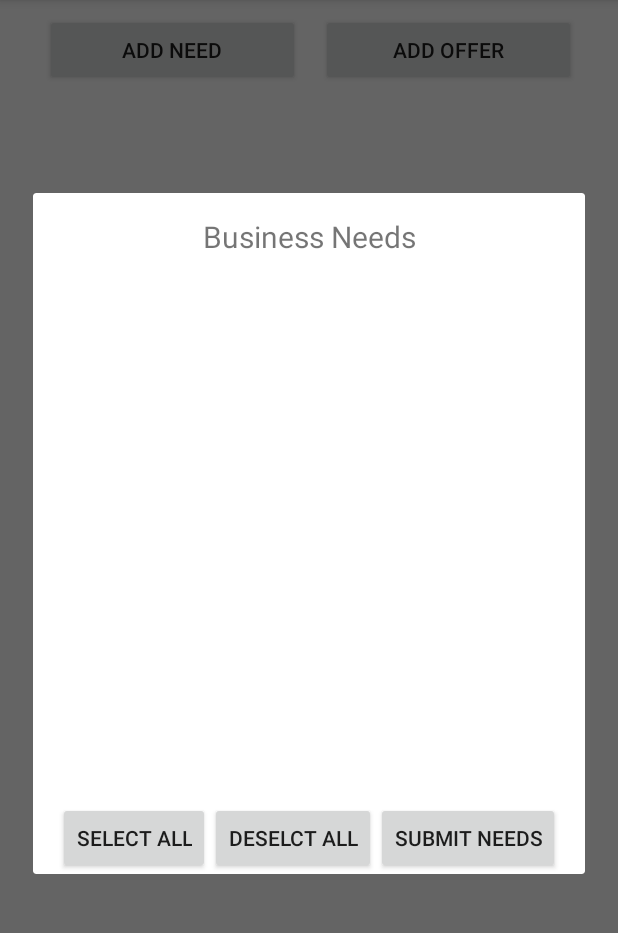
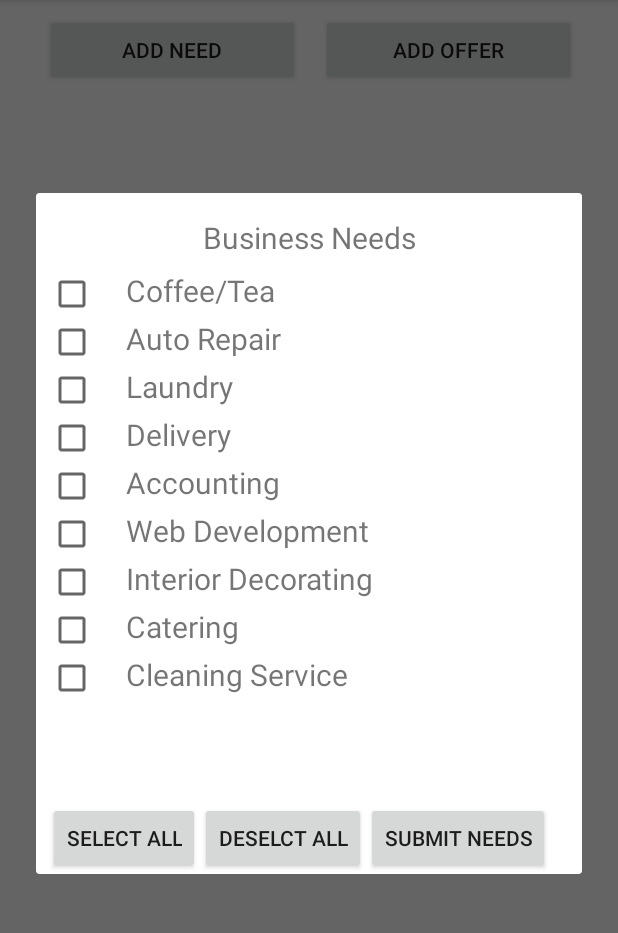
Before and after one commit to stormihoebe/busy-android, an Android app: the screen it shows after launch once a user with an empty profile is signed in (MainActivity), after a tap on "ADD NEED", on a phone screen of 412 x 824 dp, the part 84-1017 px from its top. Run offline under Robolectric (Android 15) with nearby library versions, the phone set to English and light mode, and no system bars; our stand-ins replace ButterKnife, Firebase (no records; nobody signed in at launch, a user with empty details on screens opened directly).

Commit message:
add list adapter to display list of optional needs with checkboxes

```diff
--- /dev/null
+++ b/app/src/main/java/com/stormhoebe/busy/CustomAdapter.java
@@ -0,0 +1,109 @@
+package com.stormhoebe.busy;
+
+import android.content.Context;
+import android.view.LayoutInflater;
+import android.view.View;
+import android.view.ViewGroup;
+import android.widget.BaseAdapter;
+import android.widget.CheckBox;
+import android.widget.TextView;
+import android.widget.Toast;
+
+import java.util.ArrayList;
+
+/**
+ * Created by Guest on 6/19/17.
+ */
+
+public class CustomAdapter extends BaseAdapter {
+
+    private Context context;
+    public static ArrayList<Need> needArrayList;
+
+
+    public CustomAdapter(Context context, ArrayList<Need> modelArrayList) {
+
+        this.context = context;
+        this.needArrayList = modelArrayList;
+
+    }
+
+    @Override
+    public int getViewTypeCount() {
+        return getCount();
+    }
+    @Override
+    public int getItemViewType(int position) {
+
+        return position;
+    }
+
+    @Override
+    public int getCount() {
+        return needArrayList.size();
+    }
+
+    @Override
+    public Object getItem(int position) {
+        return needArrayList.get(position);
+    }
+
+    @Override
+    public long getItemId(int position) {
+        return 0;
+    }
+
+
+    @Override
+    public View getView(int position, View convertView, ViewGroup parent) {
+        final ViewHolder holder;
+
+        if (convertView == null) {
+            holder = new ViewHolder(); LayoutInflater inflater = (LayoutInflater) context
+                    .getSystemService(Context.LAYOUT_INFLATER_SERVICE);
+            convertView = inflater.inflate(R.layout.list_view_item, null, true);
+
+            holder.checkBox = (CheckBox) convertView.findViewById(R.id.cb);
+            holder.optionTextView = (TextView) convertView.findViewById(R.id.option);
+
+            convertView.setTag(holder);
+        }else {
+            // the getTag returns the viewHolder object set as a tag to the view
+            holder = (ViewHolder)convertView.getTag();
+        }
+
+        holder.optionTextView.setText(needArrayList.get(position).getNeed());
+
+        holder.checkBox.setChecked(needArrayList.get(position).getSelected());
+
+        holder.checkBox.setTag(R.integer.btnplusview, convertView);
+        holder.checkBox.setTag( position);
+        holder.checkBox.setOnClickListener(new View.OnClickListener() {
+            @Override
+            public void onClick(View v) {
+
+                View tempview = (View) holder.checkBox.getTag(R.integer.btnplusview);
+                TextView optionTextView = (TextView) tempview.findViewById(R.id.option);
+                Integer pos = (Integer)  holder.checkBox.getTag();
+                Toast.makeText(context, optionTextView.getText().toString() +" selected!", Toast.LENGTH_SHORT).show();
+
+                if(needArrayList.get(pos).getSelected()){
+                    needArrayList.get(pos).setSelected(false);
+                }else {
+                    needArrayList.get(pos).setSelected(true);
+                }
+
+            }
+        });
+
+        return convertView;
+    }
+
+    private class ViewHolder {
+
+        protected CheckBox checkBox;
+        private TextView optionTextView;
+
+    }
+
+}
--- /dev/null
+++ b/app/src/main/java/com/stormhoebe/busy/Need.java
@@ -0,0 +1,38 @@
+package com.stormhoebe.busy;
+
+import java.util.List;
+
+/**
+ * Created by Guest on 6/19/17.
+ */
+
+public class Need {
+    private String need;
+    private String id;
+    private List<String> usersInNeed;
+    private boolean isSelected;
+
+
+    public String getNeed() {
+        return need;
+    }
+
+    public void setNeed(String need) {
+        this.need = need;
+    }
+
+    public String getNeedId() {
+        return id;
+    }
+
+    public List<String> getUsersInNeed() {
+        return usersInNeed;
+    }
+    public boolean getSelected() {
+        return isSelected;
+    }
+
+    public void setSelected(boolean selected) {
+        isSelected = selected;
+    }
+}
--- a/app/src/main/java/com/stormhoebe/busy/NeedsFragment.java
+++ b/app/src/main/java/com/stormhoebe/busy/NeedsFragment.java
@@ -2,6 +2,7 @@ package com.stormhoebe.busy;
 
 import android.app.DialogFragment;
 import android.content.Context;
+import android.content.Intent;
 import android.net.Uri;
 import android.os.Bundle;
 import android.support.v4.app.Fragment;
@@ -9,11 +10,17 @@ import android.view.LayoutInflater;
 import android.view.View;
 import android.view.ViewGroup;
 import android.widget.Button;
+import android.widget.ListView;
+
+import java.util.ArrayList;
 
 
 public class NeedsFragment extends DialogFragment implements View.OnClickListener  {
-
-    Button mSubmitButton;
+    private ListView lv;
+    private ArrayList<Need> needArrayList;
+    private CustomAdapter customAdapter;
+    private Button allButton, noneButton, mSubmitButton;
+    private  String[] needsList = new String[]{"Coffee/Tea", "Auto Repair", "Laundry", "Delivery", "Accounting", "Web Development", "Interior Decorating", "Catering", "Cleaning Service"};
 
 
     @Override
@@ -23,15 +30,50 @@ public class NeedsFragment extends DialogFragment implements View.OnClickListene
 
         getDialog().setTitle("Needs Fragment");
         mSubmitButton = (Button) rootView.findViewById(R.id.submitNeedsButton);
+        lv = (ListView) rootView.findViewById(R.id.listView);
+        allButton = (Button) rootView.findViewById(R.id.allButton);
+        noneButton = (Button) rootView.findViewById(R.id.noneButton);
 
+        needArrayList = getNeed(false);
+        customAdapter = new CustomAdapter(getActivity(), needArrayList);
+        lv.setAdapter(customAdapter);
 
         mSubmitButton.setOnClickListener(this);
+        allButton.setOnClickListener(this);
+        noneButton.setOnClickListener(this);
 
         return rootView;
     }
 
     @Override
     public void onClick(View v) {
+        if (v == mSubmitButton){
+            dismiss();
+        }
+        if (v == allButton) {
+            needArrayList = getNeed(true);
+            customAdapter = new CustomAdapter(getActivity(), needArrayList);
+            lv.setAdapter(customAdapter);
+
+        }
+        if (v == noneButton) {
+            needArrayList = getNeed(false);
+            customAdapter = new CustomAdapter(getActivity(), needArrayList);
+            lv.setAdapter(customAdapter);
+        }
 
     }
+
+    private ArrayList<Need> getNeed(boolean isSelect){
+        ArrayList<Need> list = new ArrayList<>();
+        for(int i = 0; i < needsList.length; i++){
+
+            Need need = new Need();
+            need.setSelected(isSelect);
+            need.setNeed(needsList[i]);
+            list.add(need);
+        }
+        return list;
+    }
+
 }
--- a/app/src/main/res/layout/fragment_needs.xml
+++ b/app/src/main/res/layout/fragment_needs.xml
@@ -2,31 +2,30 @@
 <android.support.constraint.ConstraintLayout xmlns:android="http://schemas.android.com/apk/res/android"
     xmlns:app="http://schemas.android.com/apk/res-auto"
     xmlns:tools="http://schemas.android.com/tools"
-    android:layout_width="match_parent"
+    android:layout_width="wrap_content"
     android:layout_height="match_parent"
-    android:layout_margin="10dp"
+    android:layout_gravity="center"
     tools:context="com.stormhoebe.busy.NeedsFragment">
-
-
-
 
     <TextView
         android:id="@+id/textView4"
-        android:layout_width="wrap_content"
+        android:layout_width="0dp"
         android:layout_height="wrap_content"
         android:text="Business Needs"
         android:textSize="20sp"
+        android:gravity="center_horizontal"
         android:layout_marginLeft="8dp"
         app:layout_constraintLeft_toLeftOf="parent"
         android:layout_marginRight="8dp"
         app:layout_constraintRight_toRightOf="parent"
-        android:layout_marginBottom="8dp"
-        app:layout_constraintBottom_toTopOf="@+id/listView"
         android:layout_marginStart="8dp"
-        android:layout_marginEnd="8dp" />
+        android:layout_marginEnd="8dp"
+        app:layout_constraintHorizontal_bias="0.502"
+        app:layout_constraintTop_toTopOf="parent"
+        android:layout_marginTop="16dp" />
 
     <LinearLayout
-        android:layout_width="match_parent"
+        android:layout_width="0dp"
         android:layout_height="wrap_content"
         android:orientation="horizontal"
         app:layout_constraintTop_toTopOf="@+id/guideline6"
@@ -34,16 +33,18 @@
         android:layout_marginLeft="8dp"
         app:layout_constraintLeft_toLeftOf="parent"
         android:layout_marginRight="8dp"
-        app:layout_constraintRight_toRightOf="parent">
+        app:layout_constraintRight_toRightOf="parent"
+        android:layout_marginStart="8dp"
+        android:layout_marginEnd="8dp">
 
         <Button
-            android:id="@+id/select"
+            android:id="@+id/allButton"
             android:layout_width="wrap_content"
             android:layout_height="wrap_content"
             android:text="Select all" />
 
         <Button
-            android:id="@+id/deselect"
+            android:id="@+id/noneButton"
             android:layout_width="wrap_content"
             android:layout_height="wrap_content"
             android:text="Deselct all" />
@@ -57,23 +58,27 @@
 
     <ListView
         android:id="@+id/listView"
-        android:layout_width="352dp"
-        android:layout_height="331dp"
+        android:layout_width="348dp"
+        android:layout_height="350dp"
         android:layout_marginEnd="8dp"
         android:layout_marginLeft="8dp"
         android:layout_marginRight="8dp"
         android:layout_marginStart="8dp"
         app:layout_constraintLeft_toLeftOf="parent"
         app:layout_constraintRight_toRightOf="parent"
-        android:layout_marginBottom="16dp"
-        app:layout_constraintBottom_toTopOf="@+id/guideline6" />
+        android:layout_marginTop="8dp"
+        app:layout_constraintTop_toBottomOf="@+id/textView4"
+        tools:layout_editor_absoluteY="189dp"
+        tools:layout_editor_absoluteX="7dp" />
 
     <android.support.constraint.Guideline
         android:layout_width="wrap_content"
         android:layout_height="wrap_content"
         android:id="@+id/guideline6"
         app:layout_constraintGuide_begin="398dp"
-        android:orientation="horizontal" />
+        android:orientation="horizontal"
+        tools:layout_editor_absoluteY="398dp"
+        tools:layout_editor_absoluteX="0dp" />
 
 
 </android.support.constraint.ConstraintLayout>
--- a/app/src/main/res/layout/list_view_item.xml
+++ b/app/src/main/res/layout/list_view_item.xml
@@ -1,20 +1,22 @@
 <?xml version="1.0" encoding="utf-8"?>
 <LinearLayout xmlns:android="http://schemas.android.com/apk/res/android"
-    android:orientation="vertical" android:layout_width="match_parent"
-    android:layout_height="wrap_content">
+    android:orientation="horizontal" android:layout_width="match_parent"
+    android:layout_height="wrap_content"
+    android:weightSum="1">
 
     <CheckBox
         android:layout_width="wrap_content"
         android:layout_height="wrap_content"
         android:id="@+id/cb"
-        android:text="Checkbox"/>
+        android:text=""/>
 
     <TextView
+        android:id="@+id/option"
         android:layout_width="wrap_content"
-        android:layout_height="wrap_content"
-        android:id="@+id/animal"
+        android:layout_height="match_parent"
         android:layout_marginLeft="20dp"
+        android:text="Option"
         android:textSize="20sp"
-        android:text="Option"/>
+        android:layout_weight="0.07" />
 
 </LinearLayout>
--- /dev/null
+++ b/app/src/main/res/values/integer.xml
@@ -0,0 +1,7 @@
+<?xml version="1.0" encoding="utf-8"?>
+<resources>
+
+    <integer name="btnplusview">1</integer>
+    <integer name="btnpluspos">2</integer>
+
+</resources>
```
